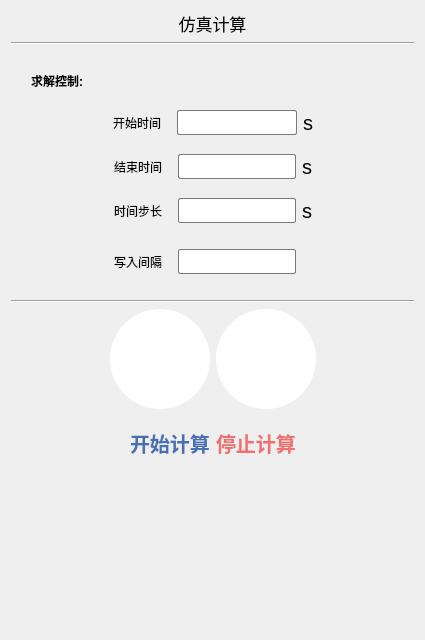
Aiopr-bits/MAVES, file src/FormRun.ui: the form before one commit.
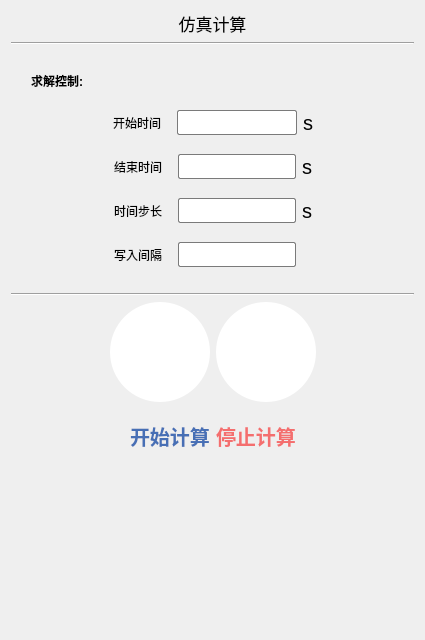
The form after the commit. Icons and pictures are not drawn. Custom widgets are drawn as their Qt base class.

Commit message: feat:实现“模型切分”副控制面板界面设计，实现在场景中加入平面选择器并且操作平面选择器时，“模型切分”副控制面板上实时显示平面的坐标

Diff of the .ui file:
```diff
--- a/src/FormRun.ui
+++ b/src/FormRun.ui
@@ -478,7 +478,7 @@
        <property name="sizeHint" stdset="0">
         <size>
          <width>13</width>
-         <height>20</height>
+         <height>13</height>
         </size>
        </property>
       </spacer>
```
The commit also changes 4 other files.
